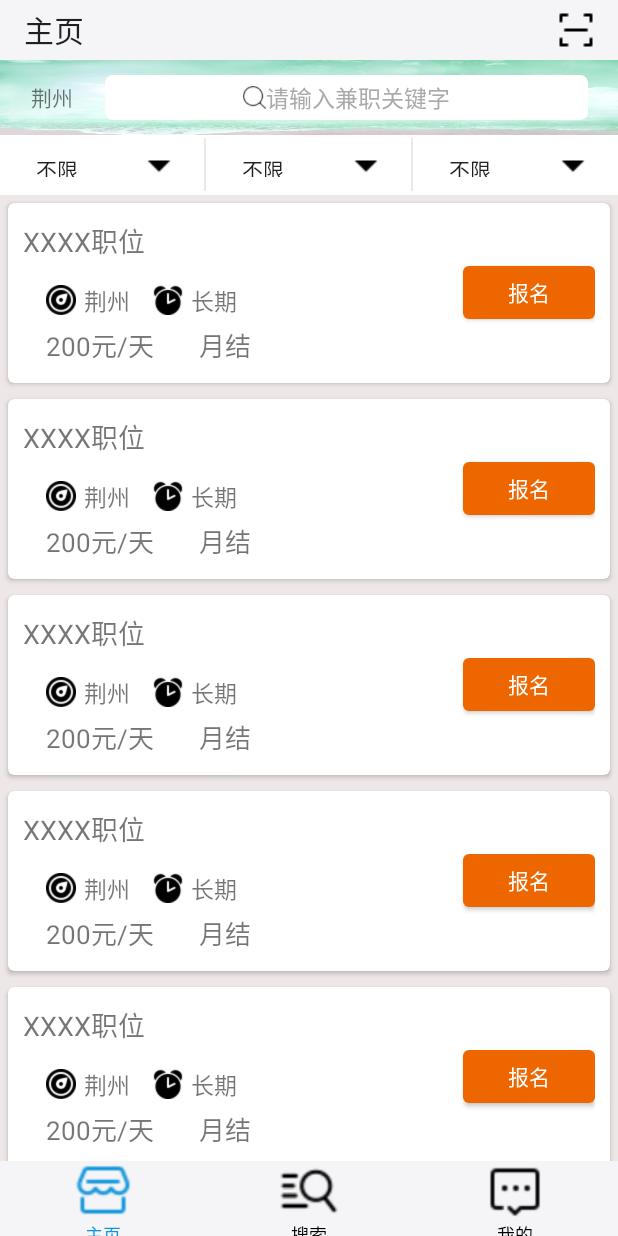
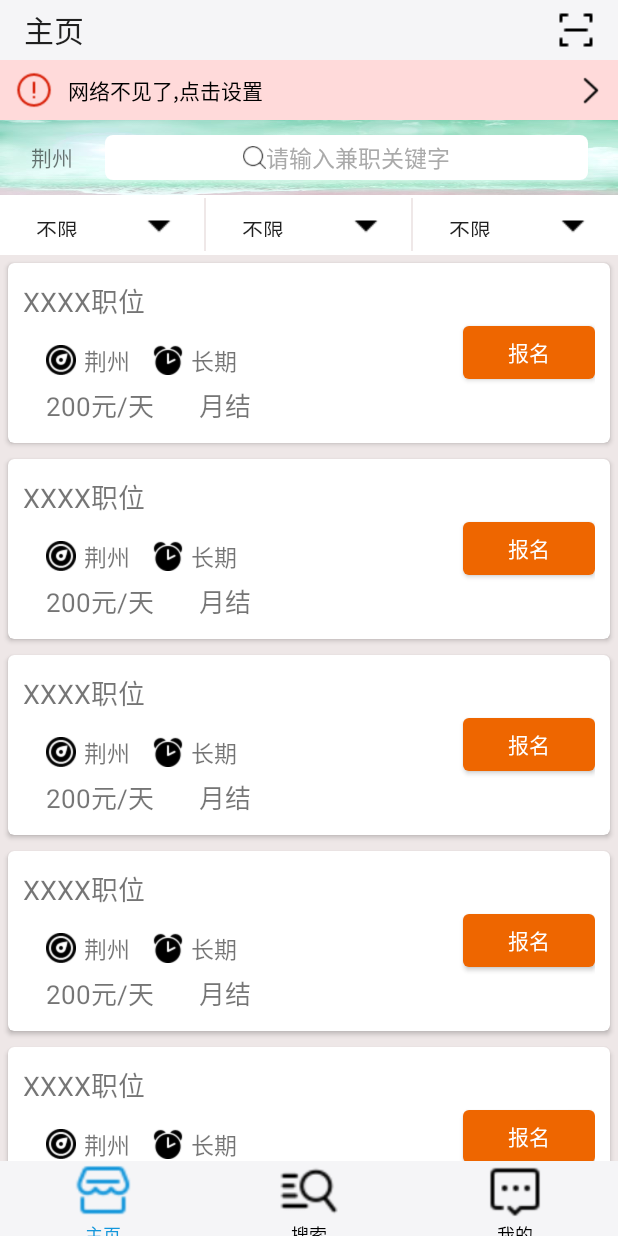
Before and after one commit to UnreliableLaoXiao/PartTimeAPP, an Android app: the fragment SearchFragment placed in its activity, after a tap on "主页", on a phone screen of 412 x 824 dp. Run offline under Robolectric (Android 15) with nearby library versions, the phone set to English and light mode, and no system bars; our stand-ins replace data binding; libraries missing offline, so code that uses them is left out: com.jude.rollviewpager; 4 statements that could not run were skipped.

Commit message:
新增断网提示功能，修改部分代码

```diff
--- a/app/src/main/java/com/schoolpartime/schoolpartime/fragment/SearchFragment.java
+++ b/app/src/main/java/com/schoolpartime/schoolpartime/fragment/SearchFragment.java
@@ -9,6 +9,7 @@ import com.schoolpartime.schoolpartime.R;
 import com.schoolpartime.schoolpartime.SuperActivity;
 import com.schoolpartime.schoolpartime.databinding.FragmentSearchBinding;
 import com.schoolpartime.schoolpartime.presenter.FrgSearchPre;
+import com.schoolpartime.schoolpartime.presenter.Presenter;
 
 import androidx.databinding.DataBindingUtil;
 import androidx.fragment.app.Fragment;
@@ -20,7 +21,7 @@ import androidx.fragment.app.Fragment;
  */
 
 public class SearchFragment extends Fragment {
-   FrgSearchPre pre = new FrgSearchPre();
+   Presenter pre = new FrgSearchPre();
 
     @Override
     public View onCreateView(LayoutInflater inflater, ViewGroup container,
@@ -29,6 +30,4 @@ public class SearchFragment extends Fragment {
         pre.attach(binding, (SuperActivity) getActivity());
         return binding.getRoot();
     }
-
-
 }
--- a/app/src/main/java/com/schoolpartime/schoolpartime/presenter/FrgMainPre.java
+++ b/app/src/main/java/com/schoolpartime/schoolpartime/presenter/FrgMainPre.java
@@ -11,6 +11,7 @@ import android.view.View;
 import com.jude.rollviewpager.hintview.ColorPointHintView;
 import com.schoolpartime.schoolpartime.R;
 import com.schoolpartime.schoolpartime.SuperActivity;
+import com.schoolpartime.schoolpartime.activity.DetailsInfoActivity;
 import com.schoolpartime.schoolpartime.adapter.LoopAdapter;
 import com.schoolpartime.schoolpartime.adapter.RecyclerAdapter;
 import com.schoolpartime.schoolpartime.databinding.FragmentMainBinding;
@@ -43,6 +44,7 @@ public class FrgMainPre implements Presenter,NestedScrollView.OnScrollChangeList
                 /**
                  * 进入兼职详情页面
                  */
+                (new DetailsInfoActivity()).inToActivity(activity);
             }
 
             @Override
@@ -50,6 +52,7 @@ public class FrgMainPre implements Presenter,NestedScrollView.OnScrollChangeList
                 /**
                  * 长按操作兼职列表
                  */
+
             }
         }));
     }
--- a/app/src/main/java/com/schoolpartime/schoolpartime/presenter/FrgSearchPre.java
+++ b/app/src/main/java/com/schoolpartime/schoolpartime/presenter/FrgSearchPre.java
@@ -9,6 +9,7 @@ import com.schoolpartime.schoolpartime.SuperActivity;
 import androidx.databinding.ViewDataBinding;
 import androidx.recyclerview.widget.LinearLayoutManager;
 
+import com.schoolpartime.schoolpartime.activity.DetailsInfoActivity;
 import com.schoolpartime.schoolpartime.adapter.RecyclerAdapter;
 import com.schoolpartime.schoolpartime.databinding.FragmentSearchBinding;
 
@@ -19,6 +20,8 @@ public class FrgSearchPre implements Presenter {
 
     private FragmentSearchBinding binding;
     private SuperActivity activity;
+    private int mscrollY;
+    private boolean isScroll = false;
 
     @Override
     public void attach(ViewDataBinding binding, SuperActivity activity) {
@@ -55,7 +58,7 @@ public class FrgSearchPre implements Presenter {
         binding.mRecyclerView.setAdapter(new RecyclerAdapter(activity, new RecyclerAdapter.MyOnItemClickListener() {
             @Override
             public void onItemClick(View view) {
-//                DetailsInfoActivity.inToActivity(getActivity());
+                (new DetailsInfoActivity()).inToActivity(activity);
             }
 
             @Override
--- a/app/src/main/java/com/schoolpartime/schoolpartime/presenter/MainPre.java
+++ b/app/src/main/java/com/schoolpartime/schoolpartime/presenter/MainPre.java
@@ -15,7 +15,6 @@ import com.schoolpartime.schoolpartime.SuperActivity;
 import com.schoolpartime.schoolpartime.activity.MainActivity;
 import com.schoolpartime.schoolpartime.databinding.ActivityMianBinding;
 import com.schoolpartime.schoolpartime.fragment.MainFragment;
-import com.schoolpartime.schoolpartime.util.sp.SpCommonUtils;
 
 import java.util.ArrayList;
 
@@ -50,6 +49,7 @@ public class MainPre implements Presenter, View.OnClickListener, RadioGroup.OnCh
         transaction.add(R.id.fl_show, mCurrentFragmen, mFragmentTagList[0]);
         transaction.commitAllowingStateLoss();
         binding.mainGp.setOnCheckedChangeListener(this);
+        binding.netBar.setOnClickListener(this);
     }
 
     @Override
@@ -104,9 +104,21 @@ public class MainPre implements Presenter, View.OnClickListener, RadioGroup.OnCh
 
     @Override
     public void onClick(View v) {
-        if(index == 0) {
-            ((MainFragment)mCurrentFragmen).scroll_Start();
+        switch (v.getId()){
+            case R.id.main_toobar:
+            {
+                if(index == 0) {
+                    ((MainFragment)mCurrentFragmen).scroll_Start();
+                }
+            }
+            break;
+            case R.id.net_bar:
+            {
+                binding.netBar.setVisibility(View.GONE);
+            }
+            break;
         }
+
     }
 
     @Override
--- a/app/src/main/res/layout/activity_mian.xml
+++ b/app/src/main/res/layout/activity_mian.xml
@@ -2,6 +2,7 @@
 <layout xmlns:android="http://schemas.android.com/apk/res/android">
 
     <data>
+
     </data>
 
     <RelativeLayout
@@ -18,12 +19,24 @@
             android:fitsSystemWindows="true"
             android:layout_height="40dp" />
 
+        <LinearLayout
+            android:layout_width="match_parent"
+            android:orientation="vertical"
+            android:layout_marginTop="40dp"
+            android:layout_marginBottom="50dp"
+            android:layout_height="match_parent">
+
+        <include layout="@layout/layout_netbar"
+            android:id="@+id/net_bar"
+            android:layout_width="match_parent"
+            android:layout_height="40dp" />
+
         <FrameLayout
             android:layout_width="match_parent"
-            android:layout_marginBottom="50dp"
-            android:layout_marginTop="40dp"
             android:id="@+id/fl_show"
             android:layout_height="match_parent" />
+
+        </LinearLayout>
 
 
         <RadioGroup
--- /dev/null
+++ b/app/src/main/res/layout/layout_netbar.xml
@@ -0,0 +1,37 @@
+<?xml version="1.0" encoding="utf-8"?>
+<RelativeLayout xmlns:android="http://schemas.android.com/apk/res/android"
+    android:layout_width="fill_parent"
+    android:layout_height="40dp"
+    android:background="#FFDADA"
+    android:clickable="true"
+    android:visibility="visible" >
+
+    <ImageView
+        android:id="@+id/dd"
+        android:layout_alignParentLeft="true"
+        android:layout_centerVertical="true"
+        android:layout_marginLeft="10dp"
+        android:layout_width="25dp"
+        android:layout_height="25dp"
+        android:src="@drawable/warn" />
+
+    <TextView
+        android:id="@+id/net_title_tv"
+        android:layout_width="wrap_content"
+        android:layout_height="wrap_content"
+        android:layout_centerVertical="true"
+        android:layout_marginLeft="10dip"
+        android:text="网络不见了,点击设置"
+        android:textColor="@android:color/black"
+        android:layout_toRightOf="@id/dd"
+        android:textSize="14sp" />
+
+    <ImageView
+        android:layout_width="25dp"
+        android:layout_height="25dp"
+        android:layout_alignParentRight="true"
+        android:layout_centerVertical="true"
+        android:layout_marginRight="5dp"
+        android:src="@drawable/enter" />
+
+</RelativeLayout>
```
Also changed, not shown: app/src/main/java/com/schoolpartime/schoolpartime/presenter/DetailsInfoPre.java (added, +77 -0 lines).
